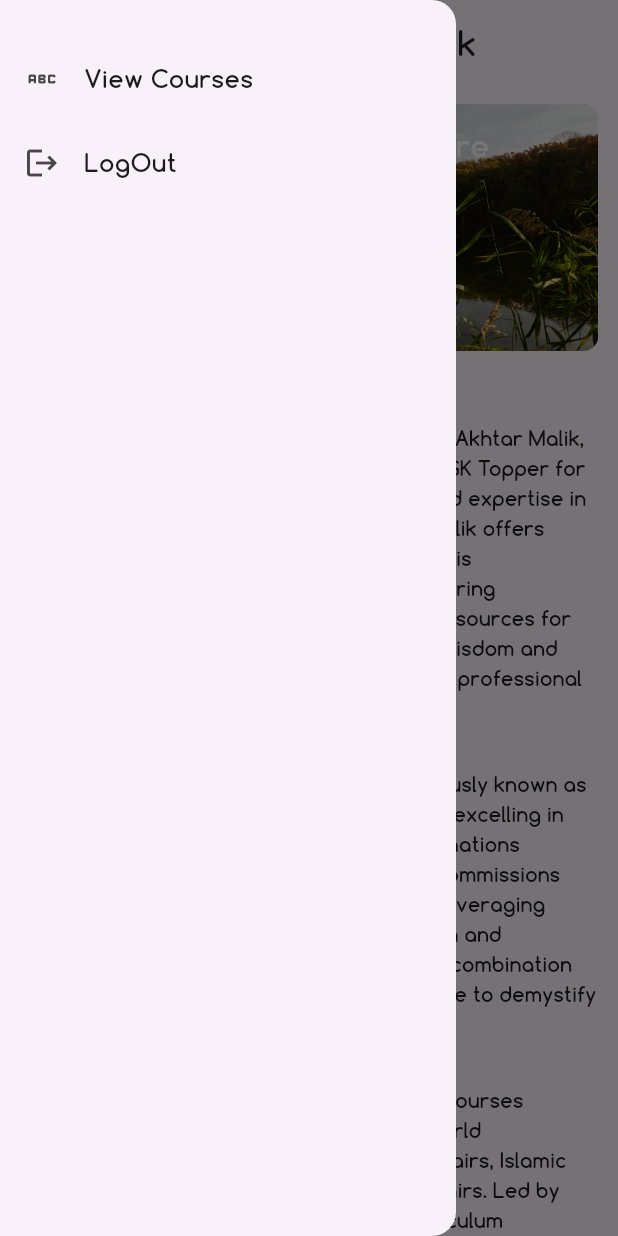
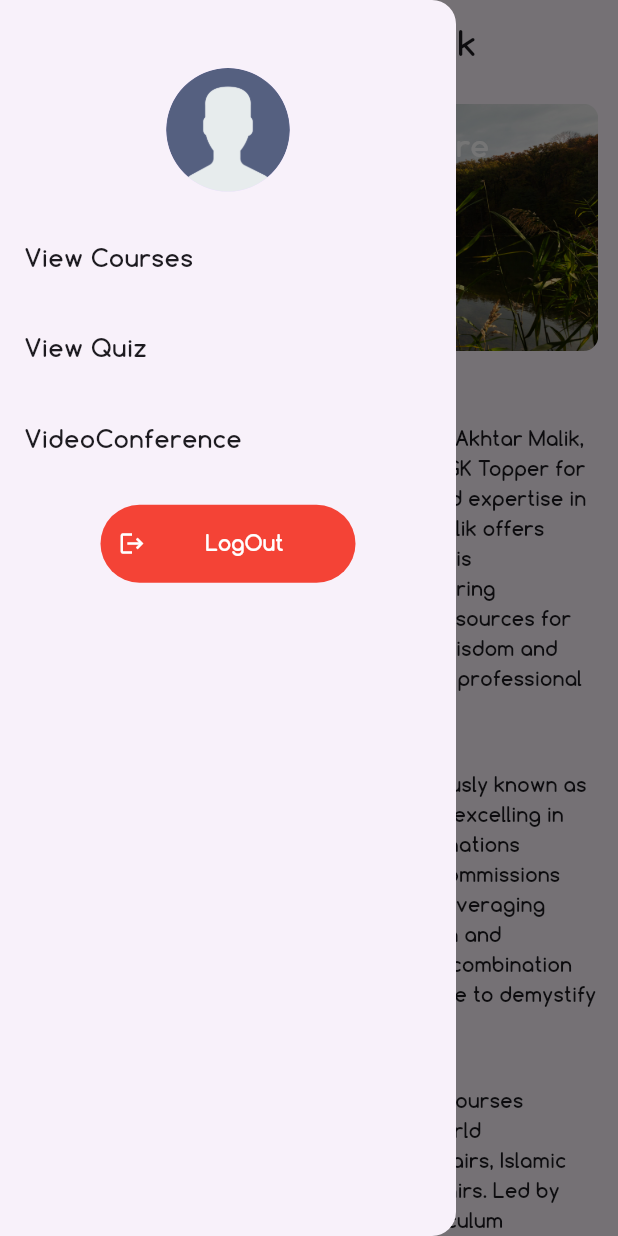
Before and after one commit to MuhammadAhmad338/GKWITHAKHTARMALIK, a Flutter app: the screen it shows after launch, with the side drawer open, on a phone screen of 412 x 824 dp. Run offline on Flutter 3.47's test engine with Material 3 defaults, Android fonts, the phone set to English and light mode, and no system bars; our stand-ins replace firebase_auth, firebase_core; accounts and stored records are empty.

Commit message:
latest commits

```diff
--- a/lib/Helper/routes.dart
+++ b/lib/Helper/routes.dart
@@ -1,7 +1,10 @@
 import 'package:flutter/material.dart';
+import 'package:gkwithakhtarmalik/views/coursespage.dart';
 import 'package:gkwithakhtarmalik/views/homepage.dart';
+import 'package:gkwithakhtarmalik/views/quizespage.dart';
 import 'package:gkwithakhtarmalik/views/signinpage.dart';
 import 'package:gkwithakhtarmalik/views/signuppage.dart';
+import 'package:gkwithakhtarmalik/views/videocconferencepage.dart';
 import '../views/splashScreen.dart';
 
 class Routes {
@@ -9,6 +12,9 @@ class Routes {
   static const String signup = '/signup';
   static const String signin = '/signin';
   static const String home = '/home';
+  static const String course = '/course';
+  static const String quiz = '/quiz';
+  static const String videoconference = '/videoconference';
 
   static Route<dynamic> generateRoute(RouteSettings settings) {
     switch (settings.name) {
@@ -20,6 +26,12 @@ class Routes {
         return MaterialPageRoute(builder: (_) => const SignInScreen());
       case home:
         return MaterialPageRoute(builder: (_) => const HomePage());
+      case course:
+        return MaterialPageRoute(builder: (_) => const ViewCourses());
+      case quiz:
+        return MaterialPageRoute(builder: (_) => const QuizesPage());
+      case videoconference:
+        return MaterialPageRoute(builder: (_) => const VideoConference());
       default:
         return MaterialPageRoute(
           builder: (_) => Scaffold(
--- a/lib/main.dart
+++ b/lib/main.dart
@@ -1,8 +1,8 @@
 import 'package:flutter/material.dart';
+import 'package:gkwithakhtarmalik/views/splashScreen.dart';
 import 'package:provider/provider.dart';
 import 'package:firebase_core/firebase_core.dart';
 import 'package:gkwithakhtarmalik/Helper/routes.dart';
-import 'package:gkwithakhtarmalik/views/homepage.dart';
 import 'package:gkwithakhtarmalik/firebase_options.dart';
 import 'package:gkwithakhtarmalik/Services/authService.dart';
 
@@ -30,7 +30,7 @@ class MyApp extends StatelessWidget {
         useMaterial3: true,
         fontFamily: 'Comfortaa',
       ),
-      home: const HomePage(),
+      home: const SplashScreen(),
       initialRoute: Routes.splash,
       onGenerateRoute: Routes.generateRoute,
     );
--- a/lib/views/homepage.dart
+++ b/lib/views/homepage.dart
@@ -44,22 +44,65 @@ class _HomePageState extends State<HomePage> {
       drawer: Drawer(
         child: Column(
           children: <Widget>[
-            SizedBox(height: height * 0.030),
+            SizedBox(height: height * 0.055),
+            CircleAvatar(
+              radius: height * 0.05, // Adjust the radius as needed
+              backgroundImage: const AssetImage(
+                  "assets/images/user.png"), // URL of the avatar image
+            ),
+            SizedBox(height: height * 0.020),
             ListTile(
-              leading: const Icon(Icons.abc_rounded),
                 title: const Text(
                   "View Courses",
                   style: TextStyle(fontWeight: FontWeight.bold),
                 ),
-              onTap: () async {},
+                onTap: () async {
+                  Navigator.of(context).pushReplacementNamed('/');
+                }),
+            SizedBox(
+              height: height * 0.005,
             ),
             ListTile(
-              leading: const Icon(Icons.logout),
                 title: const Text(
+                  "View Quiz",
+                  style: TextStyle(
+                    fontWeight: FontWeight.bold,
+                  ),
+                ),
+                onTap: () async {
+                  Navigator.of(context).pushReplacementNamed('/');
+                }),
+            SizedBox(
+              height: height * 0.005,
+            ),
+            ListTile(
+                title: const Text(
+                  'VideoConference',
+                  style: TextStyle(fontWeight: FontWeight.bold),
+                ),
+                onTap: () async {
+                  Navigator.of(context).pushReplacementNamed('/');
+                }),
+            Padding(
+                padding: const EdgeInsets.symmetric(
+                    horizontal: 16.0,
+                    vertical: 16.0), // Add padding to match ListTile's padding
+                child: TextButton.icon(
+                  icon: const Icon(Icons.logout),
+                  label: const Padding(
+                    padding:
+                        EdgeInsets.symmetric(horizontal: 32.0, vertical: 8.0),
+                    child: Text(
                       "LogOut",
                       style: TextStyle(fontWeight: FontWeight.bold),
                     ),
-              onTap: () async {
+                  ),
+                  style: TextButton.styleFrom(
+                    foregroundColor: Colors.white,
+                    backgroundColor: Colors
+                        .red, // This sets the button's text and icon color
+                  ),
+                  onPressed: () async {
                     await auth.signOut();
                     Navigator.pop(context);
                     Navigator.pushReplacement(
@@ -69,7 +112,7 @@ class _HomePageState extends State<HomePage> {
                       ),
                     );
                   },
-            ),
+                ))
           ],
         ),
       ),
--- a/lib/views/signuppage.dart
+++ b/lib/views/signuppage.dart
@@ -49,7 +49,7 @@ class _SignUpScreenState extends State<SignUpScreen> {
     final height = getScreenHeight(context);
     return Scaffold(
       body: Padding(
-        padding: EdgeInsets.all(height * 0.020),
+        padding: EdgeInsets.all(height * 0.050),
         child: Form(
           key: _formKey,
           child: Column(
--- /dev/null
+++ b/lib/views/videocconferencepage.dart
@@ -0,0 +1,28 @@
+import 'package:flutter/material.dart';
+import 'package:gkwithakhtarmalik/Helper/widthHeight.dart';
+
+class VideoConference extends StatefulWidget {
+  const VideoConference({super.key});
+
+  @override
+  State<VideoConference> createState() => _VideoConferenceState();
+}
+
+class _VideoConferenceState extends State<VideoConference> {
+  @override
+  Widget build(BuildContext context) {
+    final height = getScreenHeight(context);
+    return Scaffold(
+      body: Column(
+        crossAxisAlignment: CrossAxisAlignment.center,
+        children: [
+          SizedBox(height: height * 0.0123),
+          const Text(
+            "Video Conference",
+            style: TextStyle(fontWeight: FontWeight.bold),
+          )
+        ],
+      ),
+    );
+  }
+}
```
Also changed, not shown: lib/Services/authService.dart (+9 -0 lines), lib/views/coursespage.dart (added, +30 -0 lines), lib/views/quizespage.dart (added, +28 -0 lines), lib/views/splashScreen.dart (+6 -5 lines), assets/images/user.png (added). Lines whose indentation alone changed are shown as unchanged.
